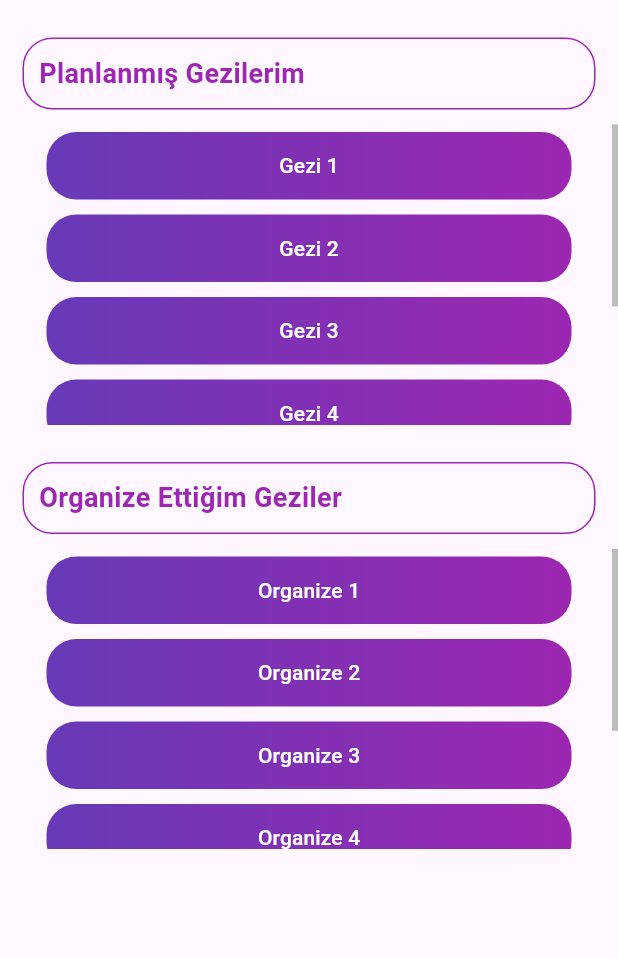
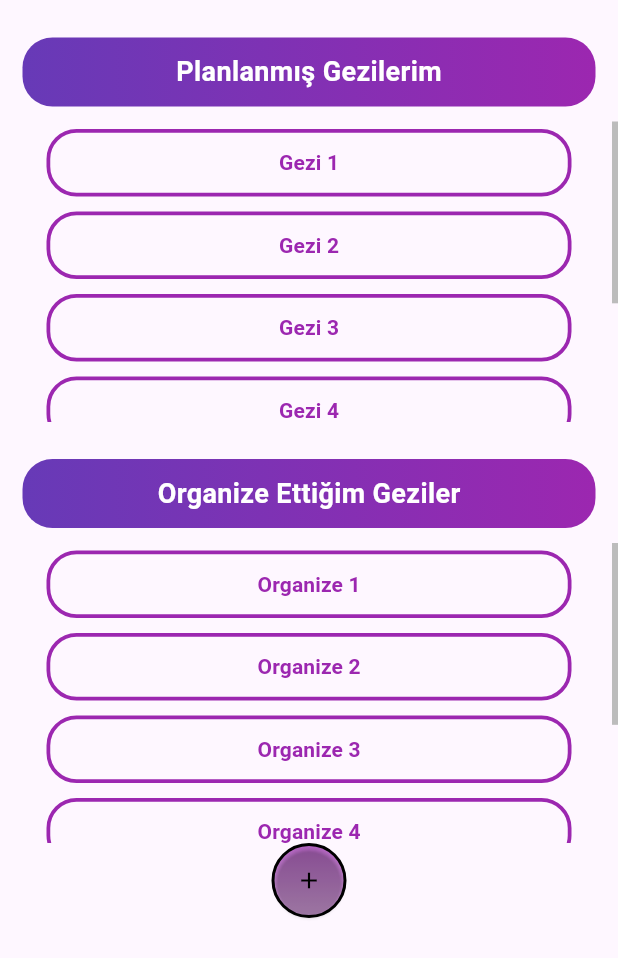
Before and after one commit to Dsoylular/SendeGel, a Flutter app: the HomeWidget screen opened directly, on a phone screen of 412 x 824 dp. Shown: the top 958 px of the screen. Run offline on Flutter 3.47's test engine with Material 3 defaults, Android fonts, the phone set to English and light mode, and no system bars.

Commit message:
HomePage.dart fourth commit

```diff
--- a/lib/HubPageFiles/EventButton.dart
+++ b/lib/HubPageFiles/EventButton.dart
@@ -11,20 +11,26 @@ class EventButton extends StatelessWidget {
       width: 350,
       height: 45,
       decoration: BoxDecoration(
-        gradient: const LinearGradient(colors: [Colors.deepPurple, Colors.purple]),
+        color: Colors.transparent,
         borderRadius: BorderRadius.circular(20),
+        border: Border.all(color: Colors.purple, width: 2.5),
       ),
       child: ElevatedButton(
         onPressed: () {},
         style: ElevatedButton.styleFrom(
           backgroundColor: Colors.transparent,
-          foregroundColor: Colors.white,
+          foregroundColor: Colors.purple,
           shadowColor: Colors.transparent,
           shape: RoundedRectangleBorder(
             borderRadius: BorderRadius.circular(20),
           ),
         ),
-        child: Text(buttonText),
+        child: Text(
+            buttonText,
+          style: const TextStyle(
+            fontWeight: FontWeight.bold,
+          ),
+        ),
       ),
     );
   }
--- a/lib/HubPageFiles/HomePage.dart
+++ b/lib/HubPageFiles/HomePage.dart
@@ -32,17 +32,22 @@ class HomeWidget extends StatelessWidget {
             Container(
               margin: const EdgeInsets.symmetric(horizontal: 15),
               decoration: BoxDecoration(
-                border: Border.all(color: Colors.purple), // border color
                 borderRadius: BorderRadius.circular(20), // border radius
+                gradient: const LinearGradient(
+                  colors: [Colors.deepPurple, Colors.purple],
+                  begin: Alignment.centerLeft,
+                  end: Alignment.centerRight,
+                ),
               ),
               child: const Padding(
                 padding: EdgeInsets.all(10.0),
                 child: Align(
                   alignment: Alignment.centerLeft,
+                  child: Center(
                     child: Text(
                       "Planlanmış Gezilerim",
                       style: TextStyle(
-                      color: Colors.purple, // text color
+                        color: Colors.white, // text color
                         fontWeight: FontWeight.bold,
                         fontSize: 18,
                       ),
@@ -50,6 +55,8 @@ class HomeWidget extends StatelessWidget {
                   ),
                 ),
               ),
+            ),
+
 
             const SizedBox(height: 10),
             SizedBox(
@@ -71,19 +78,21 @@ class HomeWidget extends StatelessWidget {
             Container(
               margin: const EdgeInsets.symmetric(horizontal: 15),
               decoration: BoxDecoration(
-                border: Border.all(color: Colors.purple), // border color
-                borderRadius: BorderRadius.circular(20), // border radius
+                gradient: const LinearGradient(colors: [Colors.deepPurple, Colors.purple]), // gradient colors
+                borderRadius: BorderRadius.circular(20),
               ),
               child: const Padding(
                 padding: EdgeInsets.all(10.0),
                 child: Align(
                   alignment: Alignment.centerLeft,
+                  child: Center(
                     child: Text(
                       "Organize Ettiğim Geziler",
                       style: TextStyle(
-                      color: Colors.purple, // text color
+                        color: Colors.white, // text color changed to white for better visibility
                         fontWeight: FontWeight.bold,
                         fontSize: 18,
+                      ),
                     ),
                   ),
                 ),
@@ -105,6 +114,31 @@ class HomeWidget extends StatelessWidget {
                 ),
               ),
             ),
+            Container(
+              width: 50, // Adjust width as needed
+              height: 50, // Adjust height as needed
+              decoration: BoxDecoration(
+                shape: BoxShape.circle, // Makes the container circular
+                gradient: LinearGradient(
+                  colors: [Colors.purple.withOpacity(0.7), Colors.purple.withOpacity(0.4)],
+                  begin: Alignment.topCenter,
+                  end: Alignment.bottomCenter,
+                ),
+                border: Border.all(color: Colors.black, width: 2), // Border color and width
+              ),
+              child: ElevatedButton(
+                onPressed: () {},
+                style: ElevatedButton.styleFrom(
+                  padding: EdgeInsets.zero, // Remove padding
+                  shape: CircleBorder(), // Makes the button circular
+                  backgroundColor: Colors.transparent, // Transparent background
+                  foregroundColor: Colors.black, // Text color
+                ),
+                child: Icon(Icons.add),
+              ),
+            ),
+
+
           ],
         ),
       ),
```
Lines whose indentation alone changed are shown as unchanged.
